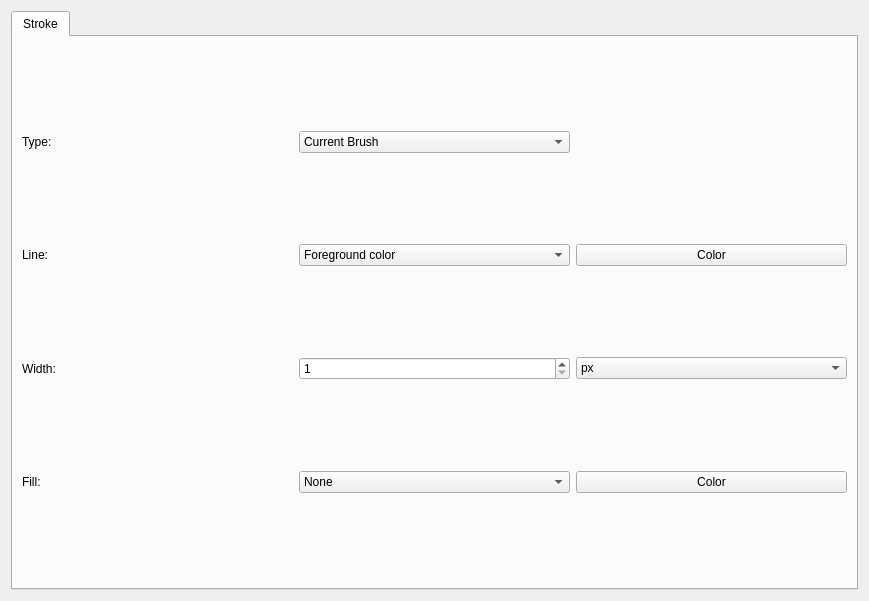
The window that libs/ui/forms/wdgstrokeselectionproperties.ui (KDE/krita) describes before a commit, drawn with Qt 5.
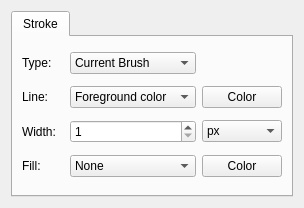
The same window after the commit. Custom widgets are drawn as their Qt base class.

Patch:
```diff
--- a/libs/ui/forms/wdgstrokeselectionproperties.ui
+++ b/libs/ui/forms/wdgstrokeselectionproperties.ui
@@ -6,8 +6,8 @@
    <rect>
     <x>0</x>
     <y>0</y>
-    <width>869</width>
-    <height>601</height>
+    <width>304</width>
+    <height>208</height>
    </rect>
   </property>
   <property name="sizePolicy">
```
Left out of the diff: 2 changed lines with no effect on the pictures.
